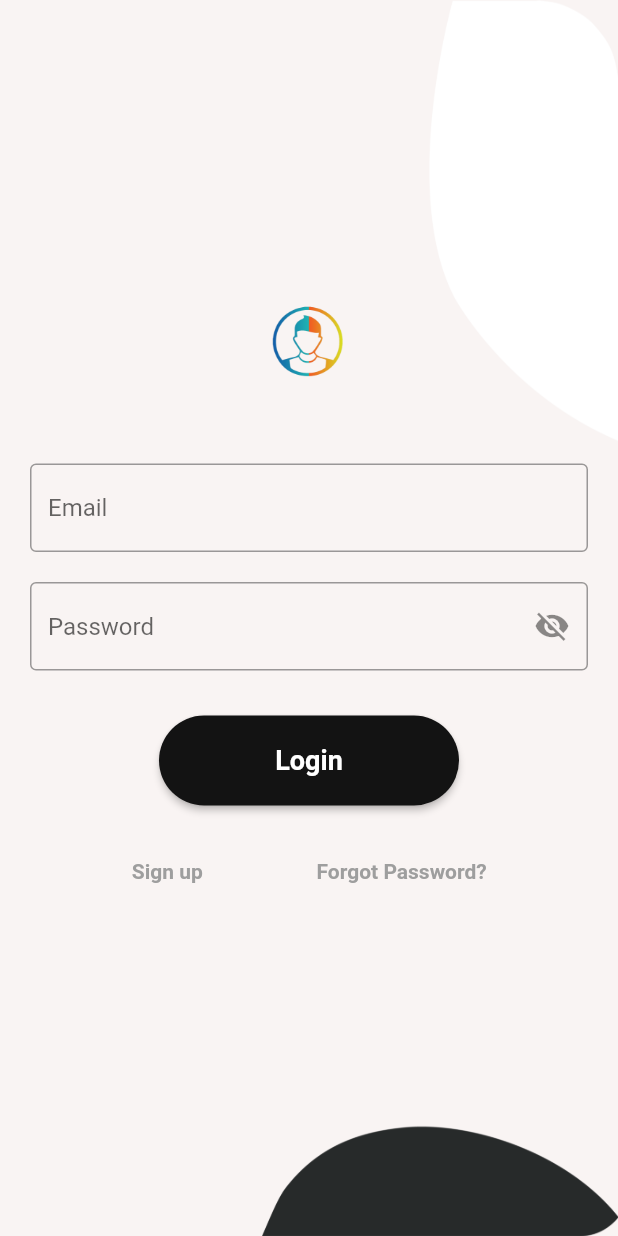
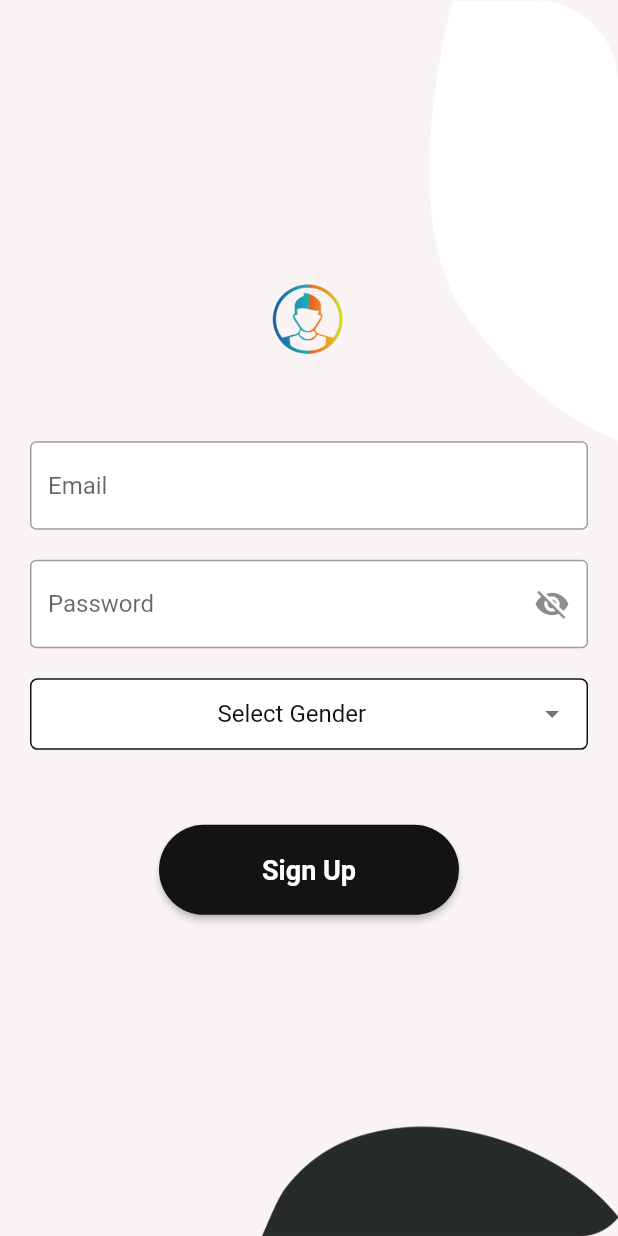
Before and after one commit to rakib-badhan/hairStyleProject, a Flutter app: the LoginScreen screen opened directly, after a tap on "Sign up", on a phone screen of 412 x 824 dp. Run offline on Flutter 3.47's test engine with Material 2 defaults, Android fonts, the phone set to English and light mode, and no system bars; our stand-ins replace connectivity, device_preview, dio, flutter_easyloading, flutter_screenutil, pretty_dio_logger and 1 more; missing offline and left inert: flutter_flavor; accounts and stored records are empty.

Commit message:
Sign Up Page Design Done

```diff
--- a/lib/app/colors.dart
+++ b/lib/app/colors.dart
@@ -14,7 +14,7 @@ class MyColors {
   Color appBackgroundColor = const Color(0xFFF9F4F3);
   // Color appBarBackPressButtonColor = const Color(0xFF4B351B);
 
-  Color statusBarColor = const Color(0x00F9F4F3);
+  Color statusBarColor = const Color(0xFF131313);
   // Color brandColor = const Color(0xFF00838F);
 
   Color welcomeBackground = const Color(0xFFF9F4F3);
--- a/lib/presentation/login/screen_login.dart
+++ b/lib/presentation/login/screen_login.dart
@@ -79,34 +79,7 @@ class LoginScreenState extends State<LoginScreen> {
                 _getPasswordField(),
                 // Buttons
                 _getLoginButton(),
-                Padding(
-                  padding: const EdgeInsets.symmetric(vertical:20, horizontal: 20),
-                  child: Row(
-                    mainAxisSize: MainAxisSize.max,
-                    mainAxisAlignment: MainAxisAlignment.spaceEvenly,
-                    crossAxisAlignment: CrossAxisAlignment.center,
-                    children: [
-                      TextButton(
-                          onPressed: _signup,
-                          child: const Text(
-                            "Sign up",
-                            style: TextStyle(
-                                fontWeight: FontWeight.bold, color: Colors.grey, fontSize: 14
-                            ),
-                          )
-                      ),
-                      TextButton(
-                          onPressed: _forgotPassword,
-                          child: const Text(
-                            "Forgot Password?",
-                            style: TextStyle(
-                                fontWeight: FontWeight.bold, color: Colors.grey, fontSize: 14
-                            ),
-                          )
-                      )
-                    ],
-                  ),
-                )
+                _signUpAndForgetPassword(),
               ],
             ),
           ),
@@ -116,8 +89,10 @@ class LoginScreenState extends State<LoginScreen> {
   }
 
   Widget _getEmailField() {
-    return Container(
+    return Padding(
       padding: const EdgeInsets.only(left: 20, right: 20, top: 50),
+      child: Container(
+        color: Colors.white,
         child: TextFormField(
           controller: _emailController,
           keyboardType: TextInputType.emailAddress,
@@ -129,13 +104,15 @@ class LoginScreenState extends State<LoginScreen> {
             hintText: 'Email',
           ),
         ),
+      ),
     );
   }
 
   Widget _getPasswordField() {
-    return Container(
-      padding: const EdgeInsets.only(
-          left: 20, right: 20, top: 20, bottom: 30),
+    return Padding(
+      padding: const EdgeInsets.only(left: 20, right: 20, top: 20, bottom: 20),
+      child: Container(
+        color: Colors.white,
         child: TextFormField(
           controller: _passwordController,
           keyboardType: TextInputType.text,
@@ -160,6 +137,7 @@ class LoginScreenState extends State<LoginScreen> {
               },
             ),
 
+          ),
         ),
       ),
     );
@@ -189,6 +167,38 @@ class LoginScreenState extends State<LoginScreen> {
     );
   }
 
+  Widget _signUpAndForgetPassword() {
+    return Padding(
+      padding: const EdgeInsets.symmetric(vertical:20, horizontal: 20),
+      child: Row(
+        mainAxisSize: MainAxisSize.max,
+        mainAxisAlignment: MainAxisAlignment.spaceEvenly,
+        crossAxisAlignment: CrossAxisAlignment.center,
+        children: [
+          TextButton(
+              onPressed: _signup,
+              child: const Text(
+                "Sign up",
+                style: TextStyle(
+                    fontWeight: FontWeight.bold, color: Colors.grey, fontSize: 14
+                ),
+              )
+          ),
+          TextButton(
+              onPressed: _forgotPassword,
+              child: const Text(
+                "Forgot Password?",
+                style: TextStyle(
+                    fontWeight: FontWeight.bold, color: Colors.grey, fontSize: 14
+                ),
+              )
+          )
+        ],
+      ),
+    );
+
+  }
+
   void _login() {
     _viewModel?.loginButtonPress(_emailController.text.toString(), _passwordController.text.toString());
   }
@@ -200,5 +210,7 @@ class LoginScreenState extends State<LoginScreen> {
 
   void _signup() {
     // SHITAB TODO
+    _viewModel?.goToSignUpScreen();
   }
+
 }
--- a/lib/presentation/login/viewmodel_login.dart
+++ b/lib/presentation/login/viewmodel_login.dart
@@ -8,6 +8,7 @@ import 'package:flutter/widgets.dart';
 import 'package:hairstylesapp/app/nav.dart';
 import 'package:hairstylesapp/presentation/homepage/screen_homepage.dart';
 import 'package:hairstylesapp/presentation/login/response_login.dart';
+import 'package:hairstylesapp/presentation/signup/screen_signup.dart';
 
 class LoginScreenViewModel {
   BuildContext context;
@@ -49,14 +50,13 @@ class LoginScreenViewModel {
 
   }
 
-  void goToForgotPasswordScreen(BuildContext context) {
+  void goToForgotPasswordScreen() {
     // Nav.goToNextScreenDestroyingPrevious(context, LoginScreen());
 
   }
 
-  void goToSignUpScreen(BuildContext context) {
-    // Nav.goToNextScreenDestroyingPrevious(context, LoginScreen());
-
+  void goToSignUpScreen() {
+    Nav.goToNextScreen(context, const SignUpScreen(), null);
   }
 
   Map<String, dynamic> _getMappedDynamicData(String email, String password) {
--- /dev/null
+++ b/lib/presentation/signup/screen_signup.dart
@@ -0,0 +1,248 @@
+/*
+    Created by Shitab Mir on 31 August 2022
+ */
+
+import 'package:flutter/material.dart';
+import 'package:flutter/services.dart';
+import 'package:flutter_easyloading/flutter_easyloading.dart';
+import 'package:flutter_screenutil/flutter_screenutil.dart';
+import 'package:hairstylesapp/app/colors.dart';
+import 'package:hairstylesapp/app/images.dart';
+
+class SignUpScreen extends StatefulWidget {
+  const SignUpScreen({Key? key}) : super(key: key);
+
+  @override
+  SignUpScreenState createState() => SignUpScreenState();
+
+}
+
+class SignUpScreenState extends State<SignUpScreen> {
+
+  TextEditingController _emailController = TextEditingController();
+  TextEditingController _passwordController =  TextEditingController();
+  ValueNotifier _passwordVisible = ValueNotifier(false);
+  final List<String> _genderList = ["Male", "Female", "Others"];
+  String _genderDropdownValue = "Select Gender";
+
+  @override
+  void initState() {
+    super.initState();
+    // _viewModel = SignUpScreenViewModel(context);
+  }
+
+  @override
+  void dispose() {
+    _passwordController.dispose();
+    _emailController.dispose();
+    _passwordVisible.dispose();
+    EasyLoading.dismiss();
+    // _viewModel = null;
+    super.dispose();
+  }
+  @override
+  Widget build(BuildContext context) {
+    SystemChrome.setEnabledSystemUIMode(
+        SystemUiMode.manual, overlays: [SystemUiOverlay.bottom]);
+    return Scaffold(
+        backgroundColor: MyColors.instance.welcomeBackground,
+        body: Stack(
+            children: [
+              // Background Image
+              Image.asset(
+                Images.instance.intro,
+                scale: 1,
+                height: double.infinity,
+                width: double.infinity,
+                fit: BoxFit.fill,
+              ),
+
+              // Body
+              Center(
+                child: Column(
+                  mainAxisSize: MainAxisSize.max,
+                  mainAxisAlignment: MainAxisAlignment.center,
+                  crossAxisAlignment: CrossAxisAlignment.center,
+                  children: [
+
+                    // Image
+                    SizedBox(
+                      width: 60,
+                      height: 60,
+                      child: Image.asset(
+                        Images.instance.login01,
+                        scale: 2,
+                      ),
+                    ),
+
+                    // Fields
+                    _getEmailField(),
+                    _getPasswordField(),
+                    _getGenderDropdown(),
+                    // Buttons
+                    _getLoginButton(),
+                  ],
+                ),
+              ),
+
+            ]
+        )
+    );
+  }
+
+  Widget _getEmailField() {
+    return Padding(
+      padding: const EdgeInsets.only(left: 20, right: 20, top: 50),
+      child: Container(
+        color: Colors.white,
+        child: TextFormField(
+          controller: _emailController,
+          keyboardType: TextInputType.emailAddress,
+          /*style: TextStyle(
+            color: AppColors.instance.blueTextColor,
+          ),*/
+          decoration: const InputDecoration(
+            border: OutlineInputBorder(),
+            hintText: 'Email',
+          ),
+        ),
+      ),
+    );
+  }
+
+  Widget _getPasswordField() {
+    return Padding(
+      padding: const EdgeInsets.only(left: 20, right: 20, top: 20),
+      child: Container(
+        color: Colors.white,
+        child: TextFormField(
+          controller: _passwordController,
+          keyboardType: TextInputType.text,
+          obscureText: !_passwordVisible.value,
+          obscuringCharacter: '*',
+          /*style: TextStyle(
+            color: AppColors.instance.blueTextColor,
+          ),*/
+          decoration: InputDecoration(
+            border: const OutlineInputBorder(),
+            hintText: 'Password',
+            suffixIcon: IconButton(
+              icon: Icon(
+                _passwordVisible.value
+                    ? Icons.visibility
+                    : Icons.visibility_off,
+                // color: AppColors.instance.blueTextColor,
+              ),
+              onPressed: () {
+                // CommonUtil.instance.hideKeyboard(context);
+                _passwordVisible.value = !_passwordVisible.value;
+              },
+            ),
+
+          ),
+        ),
+      ),
+    );
+  }
+
+  Widget _getLoginButton() {
+    return Padding(
+      padding: const EdgeInsets.only(
+          left: 20, right: 20, top: 20, bottom: 30),
+      child: ElevatedButton(
+        onPressed: _signup,
+        style: ButtonStyle(
+          minimumSize: MaterialStateProperty.all(const Size(200, 60)),
+          backgroundColor: MaterialStateProperty.all(MyColors.instance.buttonColor),
+          padding: MaterialStateProperty.all(const EdgeInsets.all(0)),
+          textStyle: MaterialStateProperty.all(const TextStyle(fontSize: 18)),
+          shape:  MaterialStateProperty.all(RoundedRectangleBorder(borderRadius: BorderRadius.circular(45.0))),
+        ),
+        child: const Padding(
+          padding: EdgeInsets.all(10.0),
+          child: FittedBox(
+            child: Text(
+              "Sign Up",
+              style: TextStyle(
+                  fontWeight: FontWeight.bold, color: Colors.white, fontSize: 18
+              ),
+            ),
+          ),
+        ),
+      ),
+    );
+  }
+
+  Widget _getGenderDropdown() {
+    return Padding(
+      padding: const EdgeInsets.only(
+          left: 20, right: 20, top: 20, bottom: 30),
+      child: Container(
+        color: Colors.white,
+        child: SizedBox(
+          width: double.infinity,
+          child: PopupMenuButton<String>(
+            initialValue: "",
+            onSelected: (String value) => _selectedGender(value),
+            itemBuilder: (BuildContext context) {
+              return _genderList.skip(0).map((String choice) {
+                return PopupMenuItem<String>(
+                  value: choice,
+                  child: Text(
+                    choice,
+                    overflow: TextOverflow.visible,
+                    textAlign: TextAlign.left,
+                  ),
+                );
+              }).toList();
+            },
+            child: Container(
+              padding: EdgeInsets.all(10.w),
+              decoration: BoxDecoration(
+                  borderRadius: BorderRadius.circular(5),
+                  border: Border.all(
+                    color: MyColors.instance.statusBarColor,
+                  )
+              ),
+              child: Row(
+                mainAxisSize: MainAxisSize.min,
+                mainAxisAlignment: MainAxisAlignment.center,
+                children: [
+                  Expanded(
+                    child: Text(
+                      _genderDropdownValue,
+                      overflow: TextOverflow.ellipsis,
+                      textAlign: TextAlign.center,
+                      style: TextStyle(
+                        fontSize: 14.sp,
+                        color: MyColors.instance.statusBarColor,
+                        fontStyle: FontStyle.normal,
+                      ),
+                    ),
+                  ),
+                  Icon(
+                    Icons.arrow_drop_down,
+                    color: Colors.black54,
+                    size: 20.sp,
+                  ),
+                ],
+              ),
+            ),
+
+          ),
+        ),
+      ),
+    );
+  }
+
+  void _signup() {
+  }
+
+  _selectedGender(String value) {
+    _genderDropdownValue = value;
+    setState(() {
+
+    });
+  }
+
+}
```
Lines whose indentation alone changed are shown as unchanged.
